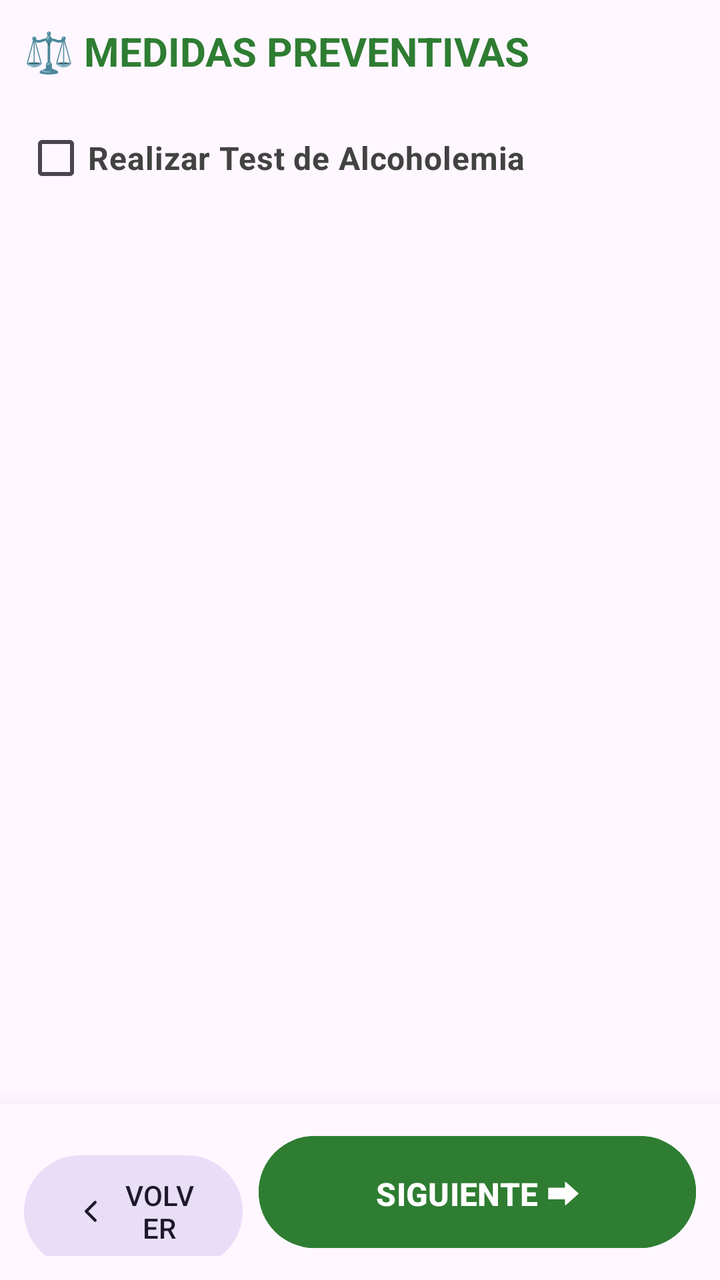
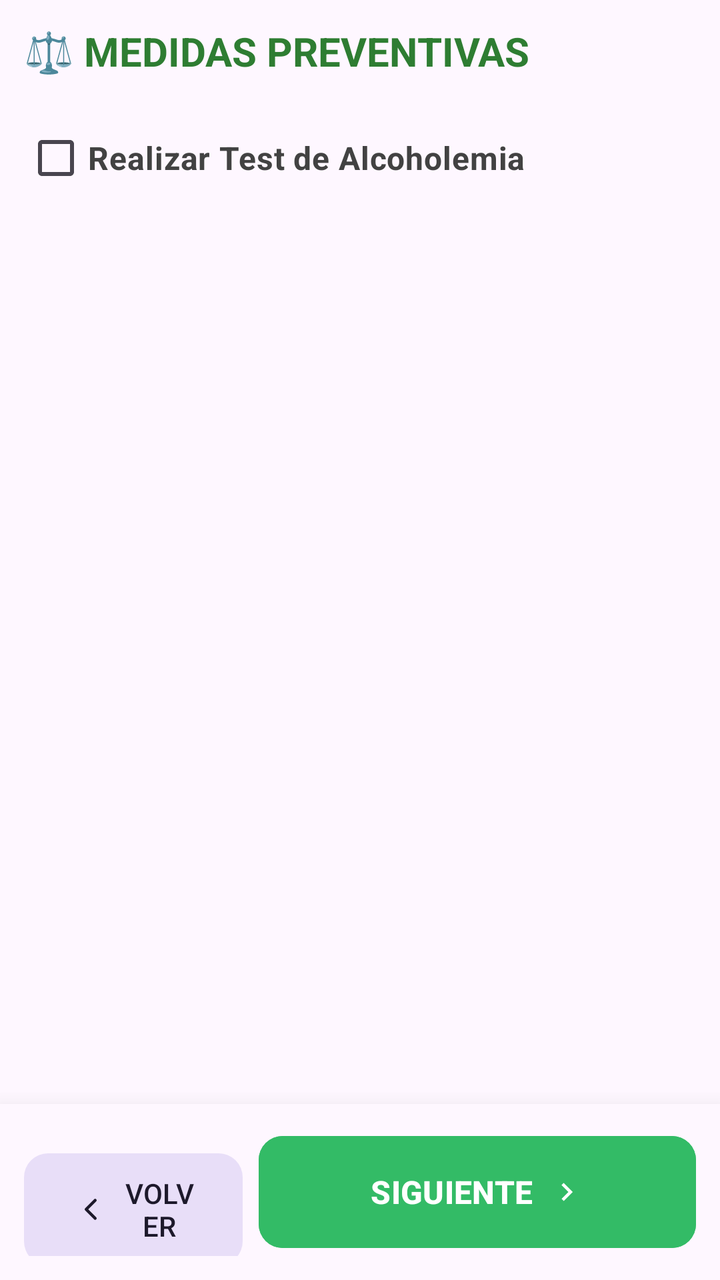

Compare the two renders of this Android layout. The source of the first and the diff that turns it into the second are given below.
<!-- AndroidManifest.xml: application theme Theme.ChivilcoyActas -->
<!-- res/layout/fragment_alcoholemia.xml -->
<?xml version="1.0" encoding="utf-8"?>
<androidx.constraintlayout.widget.ConstraintLayout xmlns:android="http://schemas.android.com/apk/res/android"
    xmlns:app="http://schemas.android.com/apk/res-auto"
    android:id="@+id/rootAlcoholemia"
    android:layout_width="match_parent"
    android:layout_height="match_parent"
    android:background="?android:attr/windowBackground"
    android:focusable="true"
    android:focusableInTouchMode="true"
    android:clickable="true">

    <ScrollView
        android:id="@+id/scrollAlcoholemia"
        android:layout_width="0dp"
        android:layout_height="0dp"
        android:clipToPadding="false"
        android:fillViewport="true"
        android:padding="12dp"
        app:layout_constraintBottom_toTopOf="@+id/bottomContainer"
        app:layout_constraintEnd_toEndOf="parent"
        app:layout_constraintStart_toStartOf="parent"
        app:layout_constraintTop_toTopOf="parent">

        <LinearLayout
            android:layout_width="match_parent"
            android:layout_height="wrap_content"
            android:orientation="vertical"
            android:paddingBottom="24dp">

            <TextView
                android:layout_width="wrap_content"
                android:layout_height="wrap_content"
                android:text="⚖️ MEDIDAS PREVENTIVAS"
                android:textColor="#2E7D32"
                android:textStyle="bold"
                android:textSize="20sp"
                android:layout_marginBottom="16dp"/>

            
            <com.google.android.material.checkbox.MaterialCheckBox
                android:id="@+id/checkHacerTest"
                android:layout_width="match_parent"
                android:layout_height="wrap_content"
                android:text="Realizar Test de Alcoholemia"
                android:textSize="16sp"
                android:textStyle="bold"
                android:textColor="#424242"/>

            
            <com.google.android.material.card.MaterialCardView
                android:id="@+id/cardTest"
                android:layout_width="match_parent"
                android:layout_height="wrap_content"
                android:visibility="gone"
                app:cardBackgroundColor="?attr/colorSurfaceVariant"
                app:cardElevation="2dp"
                app:strokeColor="?attr/colorOutlineVariant"
                app:strokeWidth="1dp"
                android:layout_marginTop="8dp"
                android:layout_marginBottom="16dp">

                <LinearLayout
                    android:layout_width="match_parent"
                    android:layout_height="wrap_content"
                    android:orientation="vertical"
                    android:padding="16dp">

                    <TextView
                        android:layout_width="wrap_content"
                        android:layout_height="wrap_content"
                        android:text="DATOS DEL ALCOHOLÍMETRO"
                        android:textColor="#B71C1C"
                        android:textSize="14sp"
                        android:textStyle="bold"
                        android:layout_marginBottom="16dp"/>

                    <LinearLayout
                        android:layout_width="match_parent"
                        android:layout_height="wrap_content"
                        android:orientation="horizontal"
                        android:weightSum="2"
                        android:layout_marginBottom="12dp">

                        <com.google.android.material.textfield.TextInputLayout
                            style="@style/Widget.Material3.TextInputLayout.OutlinedBox.ExposedDropdownMenu"
                            android:layout_width="0dp"
                            android:layout_height="wrap_content"
                            android:layout_weight="1"
                            android:hint="Marca"
                            android:layout_marginEnd="8dp">
                            <com.google.android.material.textfield.MaterialAutoCompleteTextView
                                android:id="@+id/spinnerAlcoMarca"
                                android:layout_width="match_parent"
                                android:layout_height="wrap_content"
                                android:inputType="none"
                                android:textSize="16sp"/>
                        </com.google.android.material.textfield.TextInputLayout>

                        <com.google.android.material.textfield.TextInputLayout
                            style="@style/Widget.Material3.TextInputLayout.OutlinedBox"
                            android:layout_width="0dp"
                            android:layout_height="wrap_content"
                            android:layout_weight="1"
                            android:hint="Modelo">
                            <com.google.android.material.textfield.TextInputEditText
                                android:id="@+id/etAlcoModelo"
                                android:layout_width="match_parent"
                                android:layout_height="wrap_content"
                                android:focusable="false"
                                android:clickable="false"
                                android:textSize="16sp"
                                android:singleLine="true"/>
                        </com.google.android.material.textfield.TextInputLayout>
                    </LinearLayout>

                    <com.google.android.material.textfield.TextInputLayout
                        style="@style/Widget.Material3.TextInputLayout.OutlinedBox"
                        android:layout_width="match_parent"
                        android:layout_height="wrap_content"
                        android:hint="N° de Serie"
                        android:layout_marginBottom="12dp">
                        <com.google.android.material.textfield.TextInputEditText
                            android:id="@+id/etAlcoSerie"
                            android:layout_width="match_parent"
                            android:layout_height="wrap_content"
                            android:focusable="false"
                            android:clickable="false"
                            android:textSize="16sp"
                            android:singleLine="true"/>
                    </com.google.android.material.textfield.TextInputLayout>

                    <com.google.android.material.textfield.TextInputLayout
                        style="@style/Widget.Material3.TextInputLayout.OutlinedBox"
                        android:layout_width="match_parent"
                        android:layout_height="wrap_content"
                        android:hint="Cód. de Aprobación"
                        android:layout_marginBottom="16dp">
                        <com.google.android.material.textfield.TextInputEditText
                            android:id="@+id/etAlcoAprobacion"
                            android:layout_width="match_parent"
                            android:layout_height="wrap_content"
                            android:focusable="false"
                            android:clickable="false"
                            android:textSize="16sp"
                            android:singleLine="true"/>
                    </com.google.android.material.textfield.TextInputLayout>

                    <View
                        android:layout_width="match_parent"
                        android:layout_height="1dp"
                        android:background="#FFCDD2"
                        android:layout_marginBottom="16dp"/>

                    <com.google.android.material.textfield.TextInputLayout
                        style="@style/Widget.Material3.TextInputLayout.OutlinedBox"
                        android:layout_width="match_parent"
                        android:layout_height="wrap_content"
                        android:hint="Resultado (grs/l)">
                        <com.google.android.material.textfield.TextInputEditText
                            android:id="@+id/etResultado"
                            android:layout_width="match_parent"
                            android:layout_height="wrap_content"
                            android:inputType="numberDecimal"
                            android:textSize="24sp"
                            android:textStyle="bold"
                            android:textColor="#B71C1C"/>
                    </com.google.android.material.textfield.TextInputLayout>

                    <com.google.android.material.checkbox.MaterialCheckBox
                        android:id="@+id/checkPlanillaMedica"
                        android:layout_width="match_parent"
                        android:layout_height="wrap_content"
                        android:text="¿Se Adjunta Planilla Médica?"
                        android:layout_marginTop="12dp"
                        android:textSize="16sp"
                        android:textColor="#424242"/>
                </LinearLayout>
            </com.google.android.material.card.MaterialCardView>

            
            <LinearLayout
                android:id="@+id/containerBienesPreventivos"
                android:layout_width="match_parent"
                android:layout_height="wrap_content"
                android:orientation="vertical"
                android:layout_marginTop="8dp" />

            <Space
                android:layout_width="match_parent"
                android:layout_height="80dp" />
        </LinearLayout>
    </ScrollView>

    
    <LinearLayout
        android:id="@+id/bottomContainer"
        android:layout_width="match_parent"
        android:layout_height="wrap_content"
        android:background="?android:attr/windowBackground"
        android:elevation="16dp"
        android:orientation="horizontal"
        android:padding="12dp"
        android:weightSum="3"
        app:layout_constraintBottom_toBottomOf="parent"
        app:layout_constraintEnd_toEndOf="parent"
        app:layout_constraintStart_toStartOf="parent">

        <Button
            android:id="@+id/btnVolverAlco"
            style="@style/Widget.Material3.Button.TonalButton"
            android:layout_width="0dp"
            android:layout_height="64dp"
            android:layout_marginEnd="8dp"
            android:layout_weight="1"
            android:text="VOLVER"
            android:textSize="14sp"
            app:icon="@drawable/ic_arrow_back_thin"
            app:iconGravity="textStart" />

        <Button
            android:id="@+id/btnSiguienteAlco"
            android:layout_width="0dp"
            android:layout_height="64dp"
            android:layout_weight="2"
            android:backgroundTint="#2E7D32"
            android:text="SIGUIENTE ⮕"
            android:textColor="#FFFFFF"
            android:textSize="16sp"
            android:textStyle="bold" />
    </LinearLayout>

</androidx.constraintlayout.widget.ConstraintLayout>
<!-- resources referenced by this layout -->
<resources>
  <!-- drawable ic_arrow_back_thin (drawable) -->
  <vector xmlns:android="http://schemas.android.com/apk/res/android"
      android:width="24dp"
      android:height="24dp"
      android:viewportWidth="24"
      android:viewportHeight="24">
      <path
          android:strokeColor="#000000"
          android:strokeWidth="2"
          android:strokeLineCap="round"
          android:strokeLineJoin="round"
          android:pathData="M15,18l-6,-6 6,-6" />
  </vector>
  <style name="Theme.ChivilcoyActas" parent="Base.Theme.ChivilcoyActas" />
  <style name="Base.Theme.ChivilcoyActas" parent="Theme.Material3.DayNight.NoActionBar">
          
          <item name="colorPrimary">#33BB66</item>
  
          <item name="colorSecondary">#33BB66</item>
          <item name="android:statusBarColor">#33BB66</item>
      </style>
</resources>

<!-- the commit's change to res/layout/fragment_alcoholemia.xml (unified diff, before → after) -->
@@ -215,18 +215,23 @@
             android:text="VOLVER"
             android:textSize="14sp"
             app:icon="@drawable/ic_arrow_back_thin"
-            app:iconGravity="textStart" />
+            app:iconGravity="textStart"
+            app:cornerRadius="12dp" />
 
         <Button
             android:id="@+id/btnSiguienteAlco"
             android:layout_width="0dp"
             android:layout_height="64dp"
             android:layout_weight="2"
-            android:backgroundTint="#2E7D32"
-            android:text="SIGUIENTE ⮕"
-            android:textColor="#FFFFFF"
+            android:backgroundTint="?attr/colorPrimary"
+            android:text="SIGUIENTE"
+            android:textColor="?attr/colorOnPrimary"
             android:textSize="16sp"
-            android:textStyle="bold" />
+            android:textStyle="bold"
+            app:cornerRadius="12dp"
+            app:icon="@drawable/ic_arrow_forward"
+            app:iconGravity="textEnd"
+            app:iconPadding="8dp" />
     </LinearLayout>
 
 </androidx.constraintlayout.widget.ConstraintLayout>
<!-- resource entries referenced after the edit -->
@@ -13,6 +13,16 @@
           android:strokeLineJoin="round"
           android:pathData="M15,18l-6,-6 6,-6" />
   </vector>
+  <!-- drawable ic_arrow_forward (drawable) -->
+  <vector xmlns:android="http://schemas.android.com/apk/res/android"
+      android:width="24dp"
+      android:height="24dp"
+      android:viewportWidth="24"
+      android:viewportHeight="24">
+      <path
+          android:fillColor="#FFFFFF"
+          android:pathData="M8.59,16.59L13.17,12L8.59,7.41L10,6L16,12L10,18L8.59,16.59Z" />
+  </vector>
   <style name="Theme.ChivilcoyActas" parent="Base.Theme.ChivilcoyActas" />
   <style name="Base.Theme.ChivilcoyActas" parent="Theme.Material3.DayNight.NoActionBar">
           
